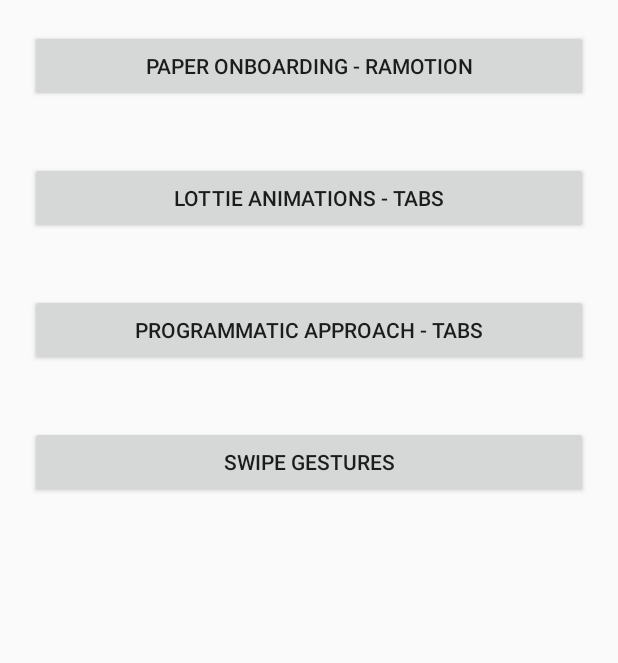
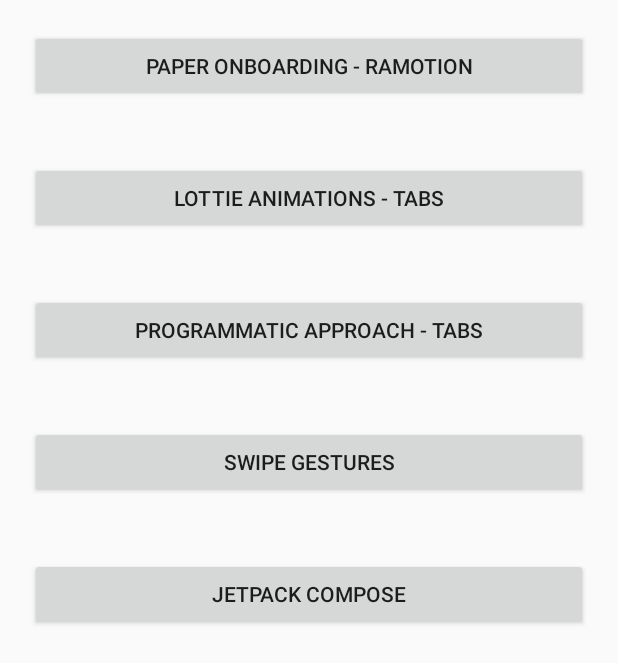
Before and after one commit to RantmediaLimited/hito-hackday-android, an Android app: the screen it shows after launch (MainActivity), on a phone screen of 412 x 824 dp. Shown: the top 663 px of the screen. Run offline under Robolectric (Android 15) with nearby library versions, the phone set to English and light mode, and no system bars.

Commit message:
Empty Jetpack Compose activity added.

```diff
--- a/app/src/main/java/com/rantmedia/hackday/MainActivity.kt
+++ b/app/src/main/java/com/rantmedia/hackday/MainActivity.kt
@@ -26,5 +26,9 @@ class MainActivity : AppCompatActivity() {
         prototype4.setOnClickListener {
             startActivity(Intent(this, SwipeActivity::class.java))
         }
+
+        jetpack_compose_btn.setOnClickListener {
+            startActivity(Intent(this, JetpackComposeActivity::class.java))
+        }
     }
 }
--- a/app/src/main/res/layout/activity_main.xml
+++ b/app/src/main/res/layout/activity_main.xml
@@ -1,12 +1,10 @@
 <?xml version="1.0" encoding="utf-8"?>
 <ScrollView xmlns:android="http://schemas.android.com/apk/res/android"
-    xmlns:app="http://schemas.android.com/apk/res-auto"
     xmlns:tools="http://schemas.android.com/tools"
     android:layout_width="match_parent"
     android:layout_height="match_parent"
     android:orientation="vertical"
-    tools:context=".MainActivity"
-    >
+    tools:context=".MainActivity">
 
     <LinearLayout
         android:layout_width="match_parent"
@@ -14,37 +12,40 @@
         android:orientation="vertical">
 
         <Button
-        android:text="Paper Onboarding - Ramotion"
-        android:layout_margin="20dp"
+            android:id="@+id/prototype1"
             android:layout_width="match_parent"
             android:layout_height="wrap_content"
-        android:id="@+id/prototype1"
-        />
+            android:layout_margin="20dp"
+            android:text="Paper Onboarding - Ramotion" />
 
         <Button
-        android:text="Lottie Animations - Tabs"
-        android:layout_margin="20dp"
+            android:id="@+id/prototype2"
             android:layout_width="match_parent"
             android:layout_height="wrap_content"
-        android:id="@+id/prototype2"
-        />
+            android:layout_margin="20dp"
+            android:text="Lottie Animations - Tabs" />
 
         <Button
-        android:text="Programmatic Approach - Tabs"
-        android:layout_margin="20dp"
+            android:id="@+id/prototype3"
             android:layout_width="match_parent"
             android:layout_height="wrap_content"
-        android:id="@+id/prototype3"
-        />
+            android:layout_margin="20dp"
+            android:text="Programmatic Approach - Tabs" />
 
 
         <Button
-        android:text="Swipe Gestures"
-        android:layout_margin="20dp"
+            android:id="@+id/prototype4"
             android:layout_width="match_parent"
             android:layout_height="wrap_content"
-        android:id="@+id/prototype4"
-        />
+            android:layout_margin="20dp"
+            android:text="Swipe Gestures" />
+
+        <Button
+            android:id="@+id/jetpack_compose_btn"
+            android:layout_width="match_parent"
+            android:layout_height="wrap_content"
+            android:layout_margin="20dp"
+            android:text="Jetpack Compose" />
 
     </LinearLayout>
 
```
Also changed, not shown: app/src/main/AndroidManifest.xml (+4 -3 lines), app/src/main/java/com/rantmedia/hackday/JetpackComposeActivity.kt (added, +13 -0 lines), app/src/main/res/layout/activity_jetpack_compose.xml (added, +8 -0 lines). Lines whose indentation alone changed are shown as unchanged.
